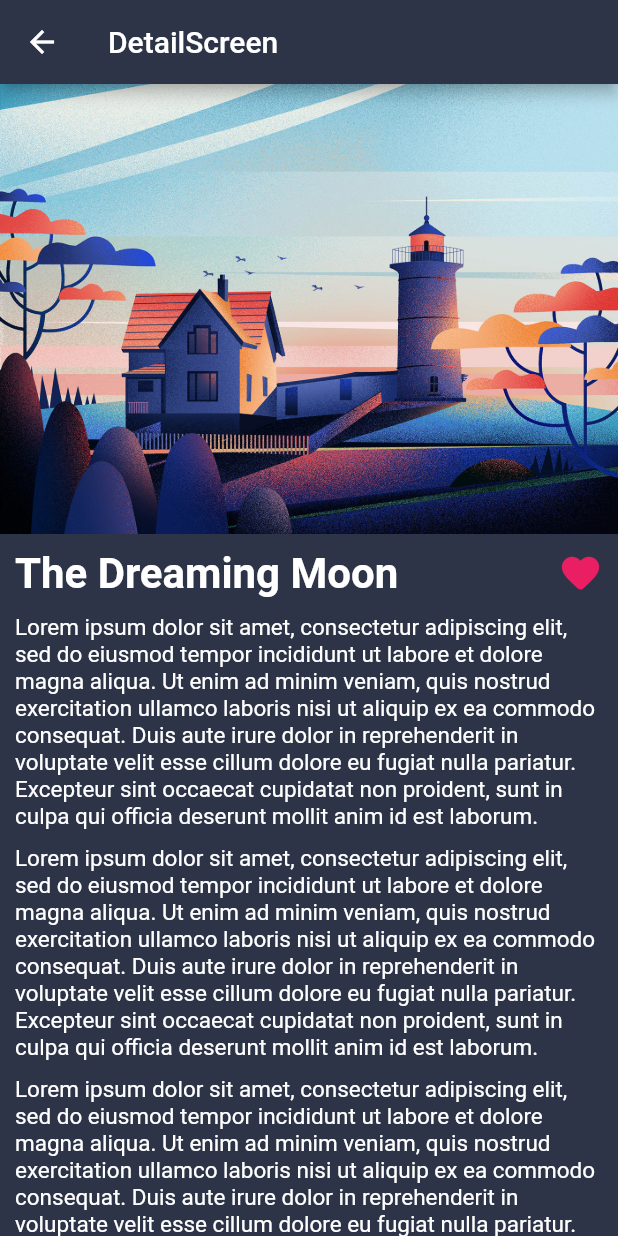
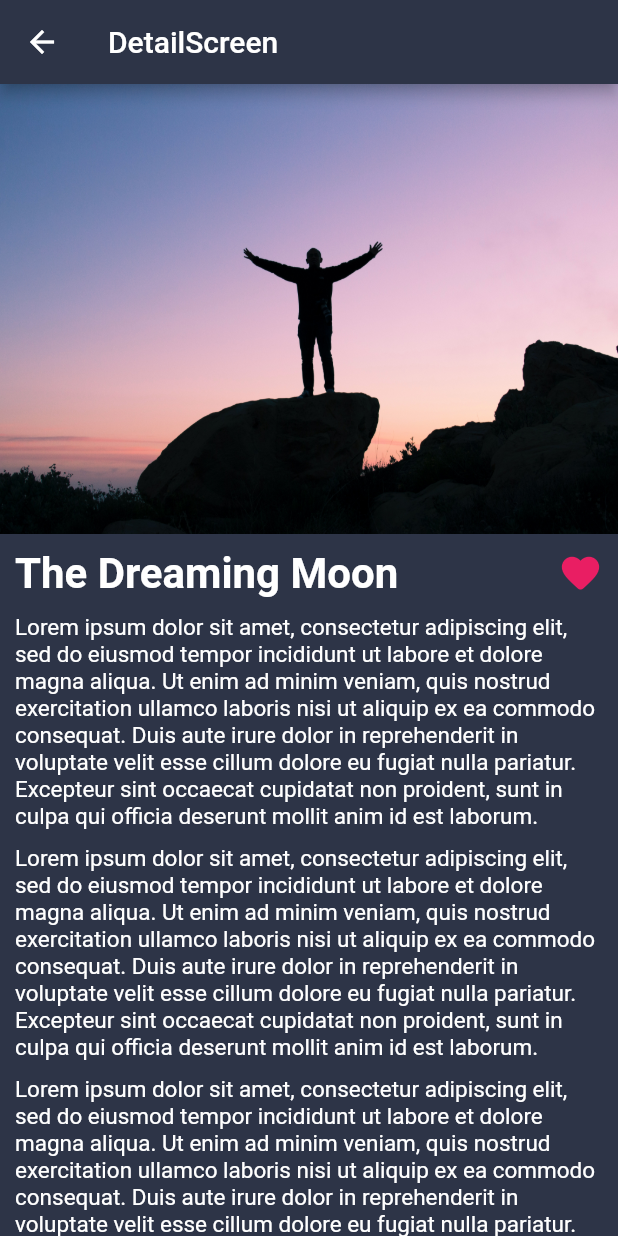
Before and after one commit to algorr/Goals, a Flutter app: the DetailScreen screen opened directly, on a phone screen of 412 x 824 dp. Run offline on Flutter 3.47's test engine with Material 2 defaults, Android fonts, the phone set to English and light mode, and no system bars; our stand-ins replace bottom_navy_bar, cloud_firestore, firebase_auth, firebase_core; accounts and stored records are empty.

```diff
--- a/lib/pages/goals_page.dart
+++ b/lib/pages/goals_page.dart
@@ -11,7 +11,7 @@ List<String> images = [
   "assets/images/image_04.jpg",
   "assets/images/image_03.jpg",
   "assets/images/image_02.jpg",
-  "assets/images/image_01.png",
+  "assets/images/image_01.jpg",
 ];
 
 List<String> title = [
```
Also changed, not shown: assets/images/image_01.jpg (added), assets/images/image_01.png (deleted), assets/images/image_02.jpg, assets/images/image_04.jpg, 1 other file.
